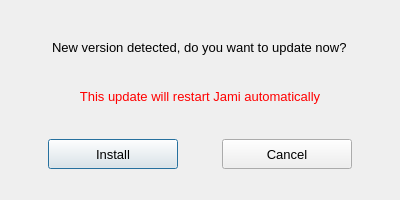
First picture: the form in updateconfirmdialog.ui, repository savoirfairelinux/jami-client-windows, before the edit.
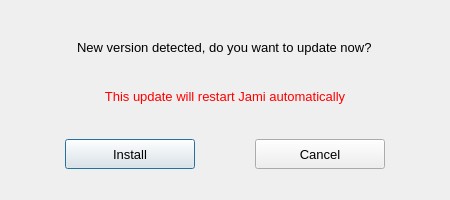
Second picture: the form after the edit.

Commit message: updater: updateconfirm ui fix and change unit for download speed

What changed in the file:
```diff
--- a/updateconfirmdialog.ui
+++ b/updateconfirmdialog.ui
@@ -9,7 +9,7 @@
    <rect>
     <x>0</x>
     <y>0</y>
-    <width>400</width>
+    <width>450</width>
     <height>200</height>
    </rect>
   </property>
@@ -21,13 +21,13 @@
   </property>
   <property name="minimumSize">
    <size>
-    <width>400</width>
+    <width>450</width>
     <height>200</height>
    </size>
   </property>
   <property name="maximumSize">
    <size>
-    <width>400</width>
+    <width>450</width>
     <height>200</height>
    </size>
   </property>
```
The commit also changes 1 other file.
